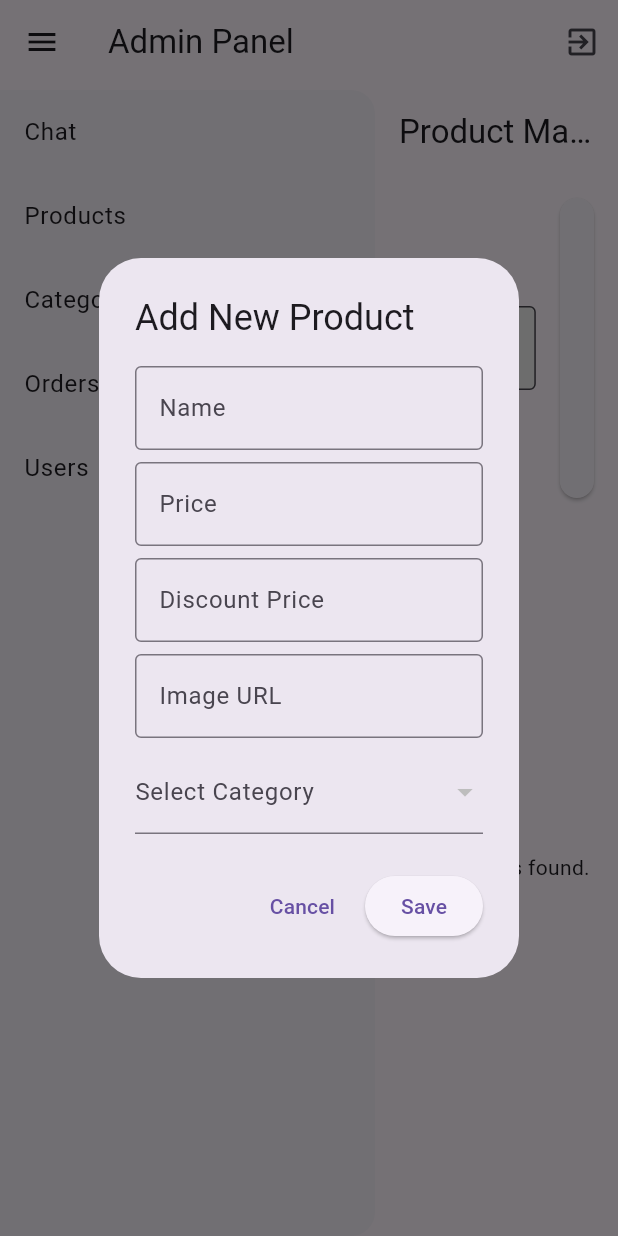
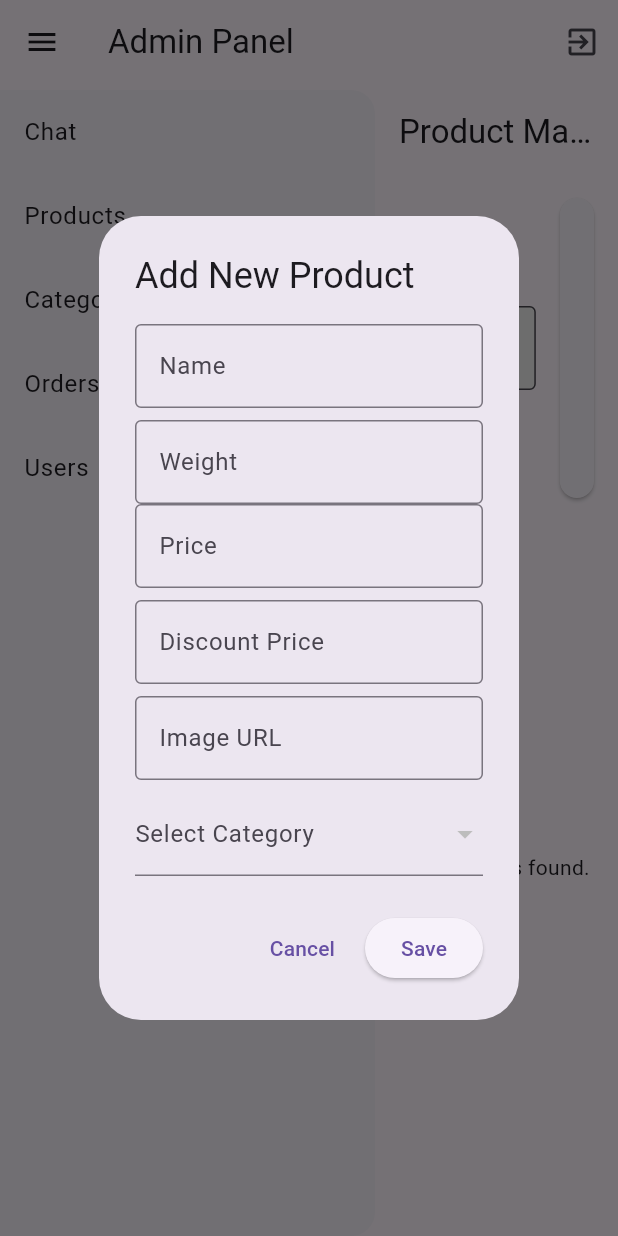
Before and after one commit to SadnurIslam/admin_panel-flutter-web_app, a Flutter app: the screen it shows after launch, after a tap on "Products", after a tap on "Add Product", on a phone screen of 412 x 824 dp. Run offline on Flutter 3.47's test engine with Material 3 defaults, Android fonts, the light colour scheme and no system bars; our stand-ins replace cloud_firestore, firebase_core; accounts and stored records are empty.

Commit message:
add weight field

```diff
--- a/lib/screens/product_screen.dart
+++ b/lib/screens/product_screen.dart
@@ -83,6 +83,7 @@ class _ProductScreenState extends State<ProductScreen> {
                     child: DataTable(
                       columns: [
                         DataColumn(label: Text('Name')),
+                        DataColumn(label: Text('Weight')),
                         DataColumn(label: Text('Price')),
                         DataColumn(label: Text('Discount Price')),
                         DataColumn(label: Text('Category')),
@@ -91,6 +92,7 @@ class _ProductScreenState extends State<ProductScreen> {
                       rows: products.map((product) {
                         return DataRow(cells: [
                           DataCell(Text(product['name'])),
+                          DataCell(Text(product['weight'])),
                           DataCell(Text('\$${product['price']}')),
                           DataCell(Text('\$${product['discountPrice']}')),
                           DataCell(FutureBuilder<DocumentSnapshot>(
@@ -148,9 +150,11 @@ class _ProductScreenState extends State<ProductScreen> {
   // Show Add Product Dialog
   void _showAddProductDialog() {
     var _nameController = TextEditingController();
+    var _weightController = TextEditingController();
     var _priceController = TextEditingController();
     var _discountPriceController = TextEditingController();
     var _imageUrlController = TextEditingController();
+
     String? selectedCategoryId;
 
     showDialog(
@@ -163,6 +167,7 @@ class _ProductScreenState extends State<ProductScreen> {
               children: [
                 _buildTextField(_nameController, 'Name'),
                 SizedBox(height: 8),
+                _buildTextField(_weightController, 'Weight'),
                 _buildTextField(_priceController, 'Price', isNumber: true),
                 SizedBox(height: 8),
                 _buildTextField(_discountPriceController, 'Discount Price',
@@ -212,6 +217,7 @@ class _ProductScreenState extends State<ProductScreen> {
               onPressed: () {
                 FirebaseFirestore.instance.collection('products').add({
                   'name': _nameController.text,
+                  'weight': _weightController.text,
                   'price': double.tryParse(_priceController.text) ?? 0,
                   'discountPrice':
                       double.tryParse(_discountPriceController.text) ?? 0,
```
Also changed, not shown: 1 other file.
